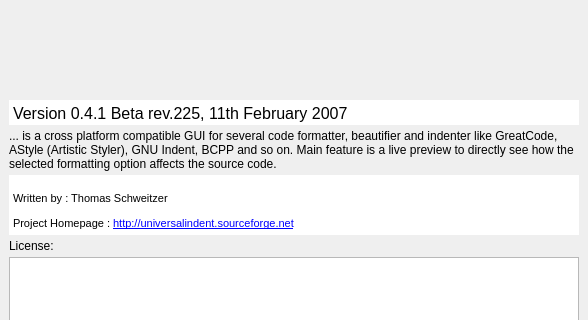
The window that branches/uiguiqscin/src/aboutdialog.ui (yuhaoth/univsalindent) describes before a commit, drawn with Qt 5; both pictures show x 0 to 588 and y 0 to 320 of the 588 by 499 pixel window.
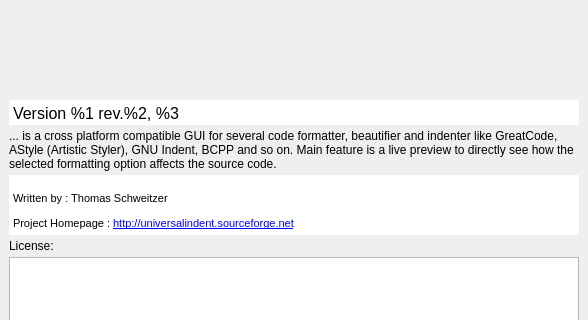
The same window after the commit. Icons and pictures are not drawn.

```diff
--- a/branches/uiguiqscin/src/aboutdialog.ui
+++ b/branches/uiguiqscin/src/aboutdialog.ui
@@ -101,7 +101,7 @@
       <string>&lt;html>&lt;head>&lt;meta name="qrichtext" content="1" />&lt;style type="text/css">
 p, li { white-space: pre-wrap; }
 &lt;/style>&lt;/head>&lt;body style=" font-family:'MS Shell Dlg 2'; font-size:8.25pt; font-weight:400; font-style:normal; text-decoration:none;">
-&lt;p style=" margin-top:12px; margin-bottom:12px; margin-left:0px; margin-right:0px; -qt-block-indent:0; text-indent:0px; font-size:12pt;">Version 0.4.1 Beta rev.225, 11th February 2007 &lt;/p>&lt;/body>&lt;/html></string>
+&lt;p style=" margin-top:12px; margin-bottom:12px; margin-left:0px; margin-right:0px; -qt-block-indent:0; text-indent:0px; font-size:12pt;">Version %1 rev.%2, %3 &lt;/p>&lt;/body>&lt;/html></string>
      </property>
     </widget>
    </item>
```
